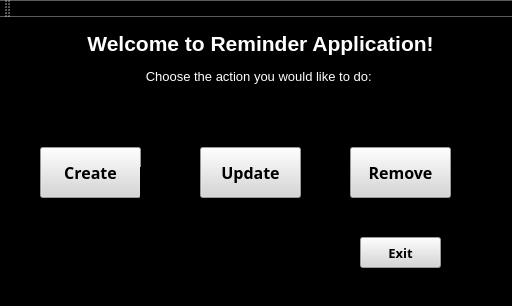
Before: the Qt Designer form Project 3/mainwindow.ui in ecdev456/Nonogram-SE, drawn with Qt 5.
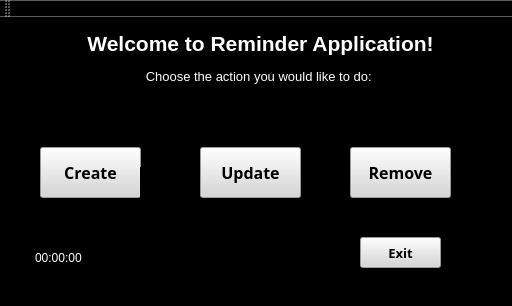
After: the same form once the commit is applied.

Patch:
```diff
--- a/Project 3/mainwindow.ui
+++ b/Project 3/mainwindow.ui
@@ -163,6 +163,25 @@
 &lt;p align=&quot;center&quot; style=&quot; margin-top:0px; margin-bottom:0px; margin-left:0px; margin-right:0px; -qt-block-indent:0; text-indent:0px;&quot;&gt;&lt;span style=&quot; font-size:10pt; color:#ffffff;&quot;&gt;Choose the action you would like to do: &lt;/span&gt;&lt;/p&gt;&lt;/body&gt;&lt;/html&gt;</string>
     </property>
    </widget>
+   <widget class="QTimeEdit" name="currentTimeBox">
+    <property name="geometry">
+     <rect>
+      <x>30</x>
+      <y>230</y>
+      <width>71</width>
+      <height>21</height>
+     </rect>
+    </property>
+    <property name="styleSheet">
+     <string notr="true">color: rgb(255, 255, 255);</string>
+    </property>
+    <property name="readOnly">
+     <bool>true</bool>
+    </property>
+    <property name="buttonSymbols">
+     <enum>QAbstractSpinBox::NoButtons</enum>
+    </property>
+   </widget>
   </widget>
   <widget class="QMenuBar" name="menuBar">
    <property name="geometry">
```
